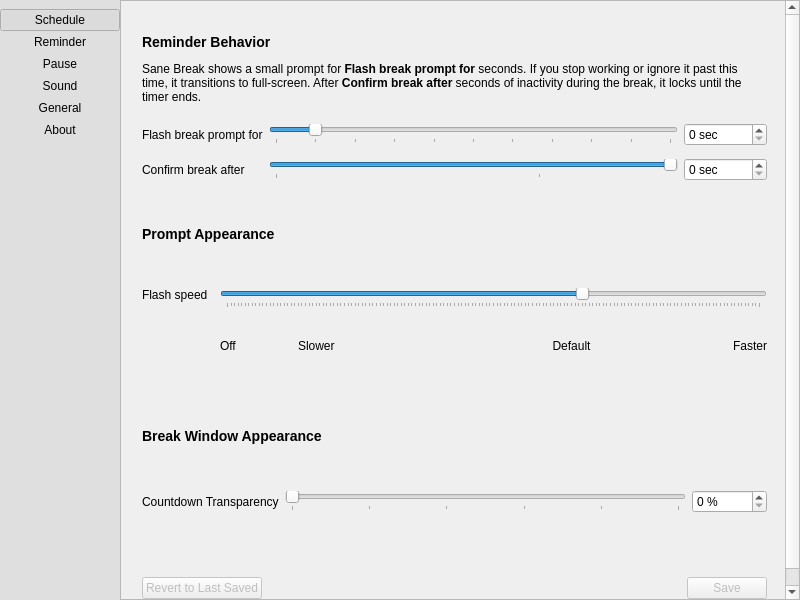
Above: src/gui/pref-window.ui from AllanChain/sane-break before the change. Below: the same form after it.
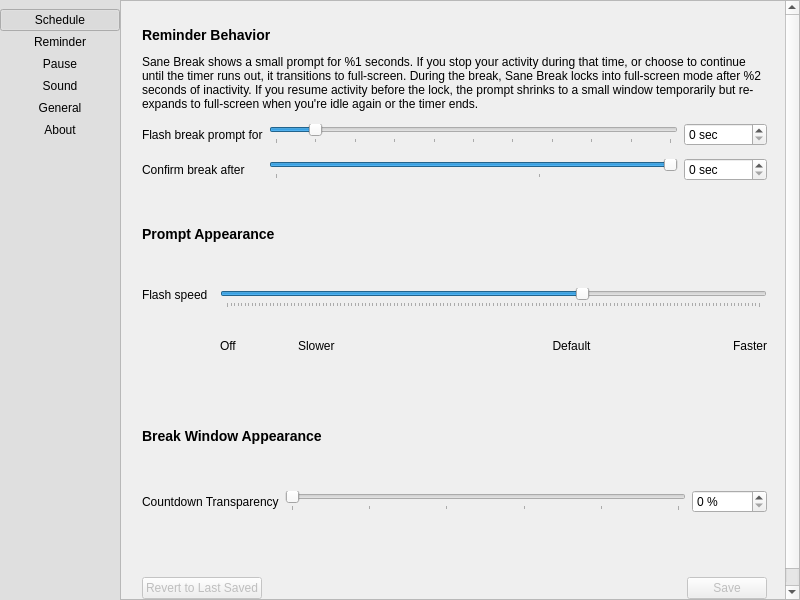
That is the form after the change. The open tabs and pages were chosen to show the change. Icons and pictures are not drawn. Custom widgets are drawn as their Qt base class.

Commit message:
refine words for reminder behavior description
See #56

```diff
--- a/src/gui/pref-window.ui
+++ b/src/gui/pref-window.ui
@@ -502,13 +502,13 @@
           <widget class="QWidget" name="reminderPage">
            <layout class="QVBoxLayout" name="verticalLayout_9">
             <item>
-             <widget class="QLabel" name="label">
+             <widget class="DynamicLabel" name="reminderBehaviorLabel">
               <property name="toolTip">
                <string/>
               </property>
               <property name="text">
                <string>&lt;h3&gt;Reminder Behavior&lt;/h3&gt;
-&lt;p&gt;Sane Break shows a small prompt for &lt;b&gt;Flash break prompt for&lt;/b&gt; seconds. If you stop working or ignore it past this time, it transitions to full-screen. After &lt;b&gt;Confirm break after&lt;/b&gt; seconds of inactivity during the break, it locks until the timer ends.&lt;/p&gt;</string>
+&lt;p&gt;Sane Break shows a small prompt for %1 seconds. If you stop your activity during that time, or choose to continue until the timer runs out, it transitions to full-screen. During the break, Sane Break locks into full-screen mode after %2 seconds of inactivity. If you resume activity before the lock, the prompt shrinks to a small window temporarily but re-expands to full-screen when you're idle again or the timer ends.&lt;/p&gt;</string>
               </property>
               <property name="wordWrap">
                <bool>true</bool>
```
The commit also changes 1 other file.
